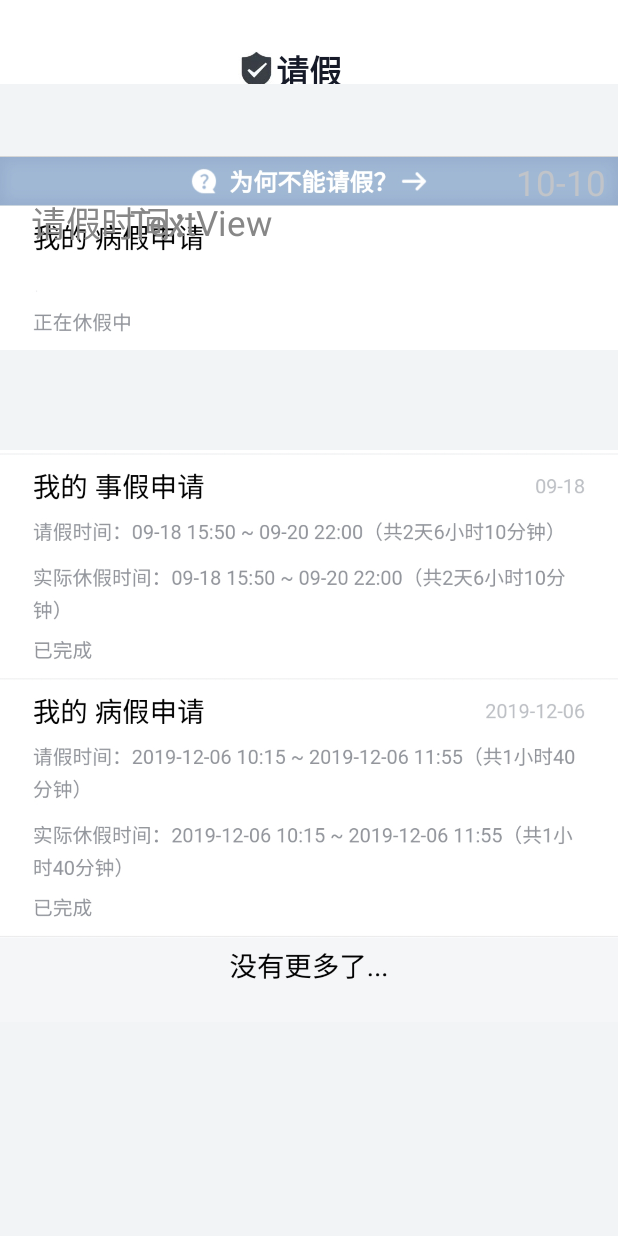
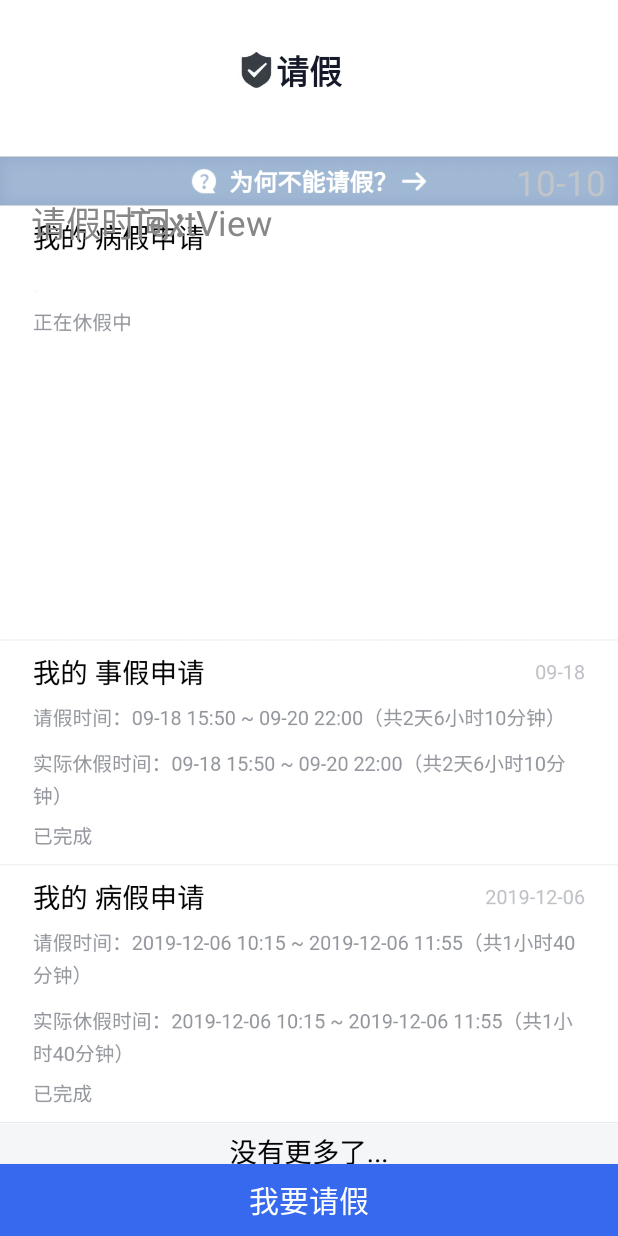
Before and after one commit to kirklin/cpdaily, an Android app: the layout fragment_leave.xml on its own in the app's theme, with its tools: preview values and no code run, on a phone screen of 412 x 824 dp. Run offline under Robolectric (Android 15) with nearby library versions, the phone set to English and light mode, and no system bars.

Commit message:
更新依赖文件

```diff
--- a/app/build.gradle
+++ b/app/build.gradle
@@ -34,16 +34,16 @@ android {
 dependencies {
     implementation fileTree(dir: "libs", include: ["*.jar"])
     implementation 'androidx.appcompat:appcompat:1.2.0'
-    implementation 'androidx.constraintlayout:constraintlayout:1.1.3'
+    implementation 'androidx.constraintlayout:constraintlayout:2.0.2'
     implementation 'androidx.lifecycle:lifecycle-extensions:2.2.0'
     implementation 'androidx.recyclerview:recyclerview:1.1.0'
     implementation 'androidx.cardview:cardview:1.0.0'
     implementation 'androidx.legacy:legacy-support-v4:1.0.0'
-    implementation 'androidx.navigation:navigation-fragment:2.3.0'
-    implementation 'androidx.navigation:navigation-ui:2.3.0'
+    implementation 'androidx.navigation:navigation-fragment:2.3.1'
+    implementation 'androidx.navigation:navigation-ui:2.3.1'
     testImplementation 'junit:junit:4.13'
-    androidTestImplementation 'androidx.test.ext:junit:1.1.1'
-    androidTestImplementation 'androidx.test.espresso:espresso-core:3.2.0'
+    androidTestImplementation 'androidx.test.ext:junit:1.1.2'
+    androidTestImplementation 'androidx.test.espresso:espresso-core:3.3.0'
 
     def room_version = "2.2.5"
 
--- a/app/src/main/res/layout/fragment_leave.xml
+++ b/app/src/main/res/layout/fragment_leave.xml
@@ -75,20 +75,11 @@
     <androidx.constraintlayout.widget.ConstraintLayout
         android:layout_width="0dp"
         android:layout_height="0dp"
-        android:background="@color/leavecolor"
         app:layout_constraintBottom_toBottomOf="parent"
         app:layout_constraintEnd_toEndOf="parent"
         app:layout_constraintStart_toStartOf="parent"
         app:layout_constraintTop_toBottomOf="@+id/toolbar"
-        app:layout_constraintVertical_bias="0.0">
-
-        <androidx.constraintlayout.widget.ConstraintLayout
-            android:layout_width="match_parent"
-            android:layout_height="match_parent"
-            app:layout_constraintBottom_toTopOf="@+id/imageView8"
-            app:layout_constraintEnd_toEndOf="parent"
-            app:layout_constraintStart_toStartOf="parent"
-            app:layout_constraintTop_toTopOf="parent">
+        app:layout_constraintVertical_bias="1.0">
 
         <ImageView
             android:id="@+id/imageView7"
@@ -109,25 +100,11 @@
             app:layout_constraintGuide_percent="0.12" />
 
         <androidx.constraintlayout.widget.Guideline
-                android:id="@+id/guideline43"
-                android:layout_width="wrap_content"
-                android:layout_height="wrap_content"
-                android:orientation="horizontal"
-                app:layout_constraintGuide_percent="0.14975247" />
-
-            <androidx.constraintlayout.widget.Guideline
             android:id="@+id/guideline37"
             android:layout_width="wrap_content"
             android:layout_height="wrap_content"
             android:orientation="vertical"
             app:layout_constraintGuide_percent="0.21" />
-
-            <androidx.constraintlayout.widget.Guideline
-                android:id="@+id/guideline38"
-                android:layout_width="wrap_content"
-                android:layout_height="wrap_content"
-                android:orientation="vertical"
-                app:layout_constraintGuide_percent="0.27546296" />
 
         <TextView
             android:id="@+id/textView9"
@@ -196,7 +173,6 @@
             android:layout_height="wrap_content"
             android:orientation="vertical"
             app:layout_constraintGuide_percent="0.05" />
-        </androidx.constraintlayout.widget.ConstraintLayout>
 
         <ImageView
             android:id="@+id/imageView8"
@@ -205,7 +181,6 @@
             android:src="@drawable/leave3"
             app:layout_constraintBottom_toBottomOf="parent"
             app:layout_constraintEnd_toEndOf="parent"
-            app:layout_constraintHorizontal_bias="0.0"
             app:layout_constraintStart_toStartOf="parent"
             app:layout_constraintTop_toBottomOf="@+id/imageView7"
             app:layout_constraintVertical_bias="0.0" />
@@ -213,7 +188,7 @@
         <Button
             android:id="@+id/button3"
             android:layout_width="0dp"
-            android:layout_height="0dp"
+            android:layout_height="wrap_content"
             android:background="@color/button"
             android:text="我要请假"
             android:textAlignment="center"
@@ -222,9 +197,8 @@
             app:layout_constraintBottom_toBottomOf="parent"
             app:layout_constraintEnd_toEndOf="parent"
             app:layout_constraintStart_toStartOf="parent"
-            app:layout_constraintTop_toTopOf="@+id/guideline4"
-            app:layout_constraintVertical_bias="0.23000002" />
-
+            app:layout_constraintTop_toTopOf="parent"
+            app:layout_constraintVertical_bias="1.0" />
     </androidx.constraintlayout.widget.ConstraintLayout>
 
 </androidx.constraintlayout.widget.ConstraintLayout>
--- a/build.gradle
+++ b/build.gradle
@@ -5,7 +5,7 @@ buildscript {
         jcenter()
     }
     dependencies {
-        classpath "com.android.tools.build:gradle:4.0.1"
+        classpath "com.android.tools.build:gradle:4.0.2"
 
         // NOTE: Do not place your application dependencies here; they belong
         // in the individual module build.gradle files
```
Also changed, not shown: 2 other files. Lines whose indentation alone changed are shown as unchanged.
